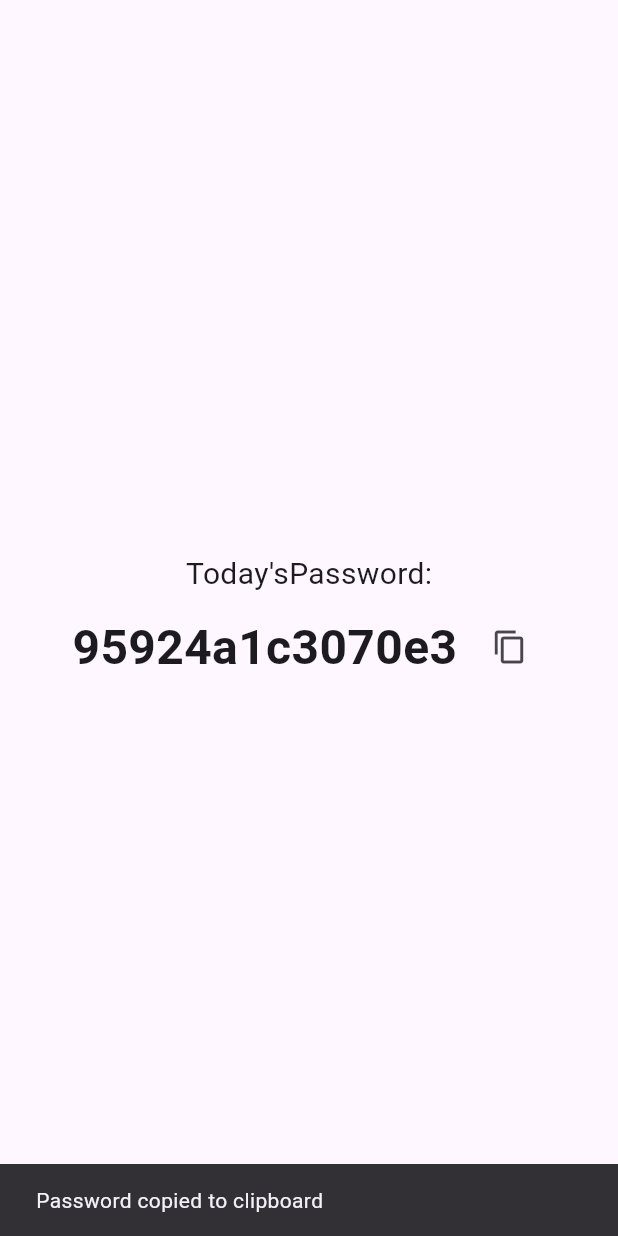
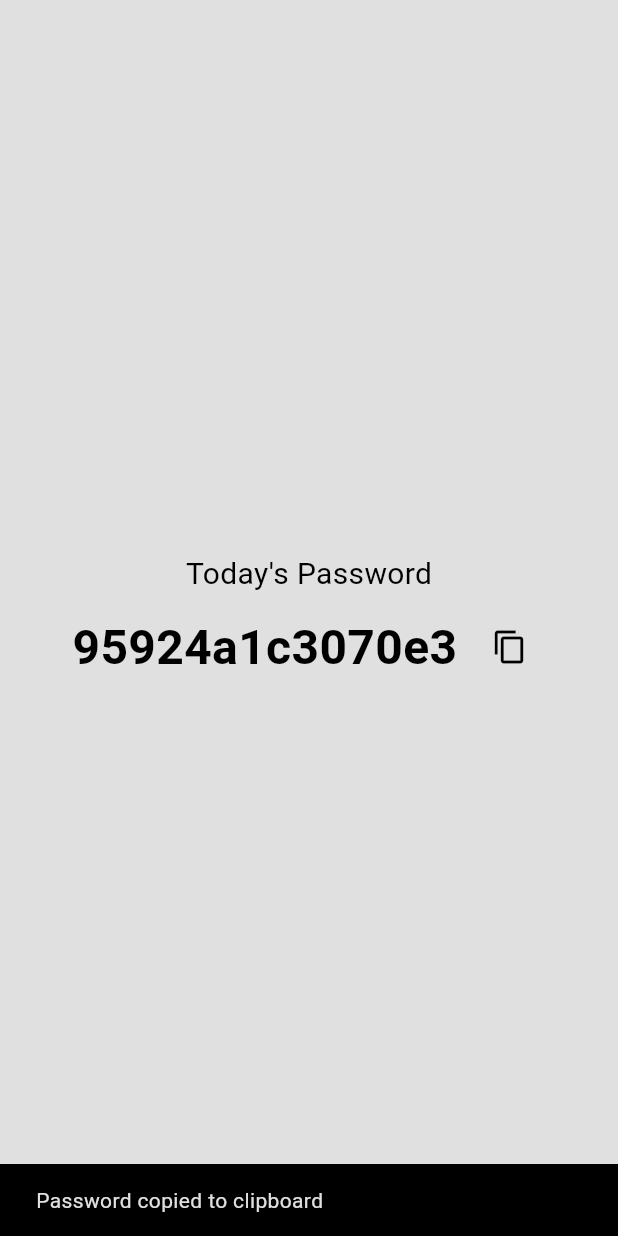
Before and after one commit to kamalkoranga/kaalpass, a Flutter app: the screen it shows after launch, after a tap on the "content copy" icon, on a phone screen of 412 x 824 dp. Run offline on Flutter 3.47's test engine with Material 3 defaults, Android fonts, the phone set to English and light mode, and no system bars; missing offline and left inert: home_widget.

Commit message:
added light and dark mode

```diff
--- a/lib/main.dart
+++ b/lib/main.dart
@@ -1,121 +1,26 @@
-import 'dart:async';
-import 'dart:convert';
-import 'package:crypto/crypto.dart';
 import 'package:flutter/material.dart';
-import 'package:flutter/services.dart';
-import 'package:home_widget/home_widget.dart';
+import 'package:kaal_pass/pages/home_page.dart';
+import 'package:kaal_pass/themes/theme_provider.dart';
+import 'package:provider/provider.dart';
 
 void main() {
-  runApp(DailyPasswordApp());
+  runApp(
+    ChangeNotifierProvider(
+      create: (context) => ThemeProvider(),
+      child: const MyApp(),
+    )
+  );
 }
 
-class DailyPasswordApp extends StatelessWidget {
-  const DailyPasswordApp({super.key});
+class MyApp extends StatelessWidget {
+  const MyApp({super.key});
 
   @override
   Widget build(BuildContext context) {
     return MaterialApp(
-      title: 'Daily Password',
-      home: PasswordScreen(),
       debugShowCheckedModeBanner: false,
+      home: const HomePage(),
+      theme: Provider.of<ThemeProvider>(context).themeData,
     );
   }
 }
-
-class PasswordScreen extends StatefulWidget {
-  @override
-  _PasswordScreenState createState() => _PasswordScreenState();
-}
-
-class _PasswordScreenState extends State<PasswordScreen> {
-  String appGroupId = "klka.kaalpass";
-  String androidWidgetName = "KaalPassWidget";
-  String dataKey = "today's_password";
-
-  final String secret = 'MY_SUPER_SECRET'; // Replace with your actual secret
-  String currentPassword = '';
-  Timer? midnightTimer;
-
-  @override
-  void initState() {
-    super.initState();
-    _updatePassword();
-    _scheduleMidnightUpdate();
-    HomeWidget.setAppGroupId(appGroupId);
-  }
-
-  void _updatePassword() async {
-    final now = DateTime.now();
-    final dateKey = '${now.year}-${now.month.toString().padLeft(2, '0')}-${now.day.toString().padLeft(2, '0')}';
-    final input = utf8.encode(secret + dateKey);
-    final hash = sha256.convert(input).toString();
-
-    final password = hash.replaceAll(RegExp(r'[^a-zA-Z0-9]'), '').substring(0, 14);
-
-    setState(() {
-      currentPassword = password;
-    });
-
-    await HomeWidget.saveWidgetData(dataKey, password);
-    await HomeWidget.updateWidget(
-      androidName: androidWidgetName
-    );
-  }
-
-  void _scheduleMidnightUpdate() {
-    final now = DateTime.now();
-    // Next midnight (start of next day)
-    final nextMidnight = DateTime(now.year, now.month, now.day).add(const Duration(days: 1));
-    final durationUntilMidnight = nextMidnight.difference(now);
-
-    midnightTimer?.cancel();
-    midnightTimer = Timer(durationUntilMidnight, () {
-      _updatePassword();
-      _scheduleMidnightUpdate(); // Reschedule for the next midnight
-    });
-  }
-
-  @override
-  void dispose() {
-    midnightTimer?.cancel();
-    super.dispose();
-  }
-
-  @override
-  Widget build(BuildContext context) {
-    return Scaffold(
-      body: Center(
-        child: Column(
-          mainAxisAlignment: MainAxisAlignment.center,
-          children: <Widget>[
-            Text('Today\'sPassword:', style: TextStyle(fontSize: 20)),
-            SizedBox(height: 10),
-            Row(
-              mainAxisAlignment: MainAxisAlignment.center,
-              children: [
-                SelectableText(
-                  currentPassword,
-                  style: TextStyle(fontSize: 32, fontWeight: FontWeight.bold),
-                ),
-                SizedBox(width: 8,),
-                IconButton(
-                  icon: Icon(Icons.copy),
-                  tooltip: 'Copy to clipboard',
-                  onPressed: () {
-                    Clipboard.setData(ClipboardData(text: currentPassword));
-                    ScaffoldMessenger.of(context).showSnackBar(
-                      SnackBar(
-                        content: Text('Password copied to clipboard'),
-                        duration: Duration(seconds: 1),
-                      )
-                    );
-                  },
-                )
-              ],
-            ),
-          ],
-        ),
-      ),
-    );
-  }
-}
--- /dev/null
+++ b/lib/pages/home_page.dart
@@ -0,0 +1,126 @@
+import 'dart:async';
+import 'dart:convert';
+import 'package:crypto/crypto.dart';
+import 'package:flutter/cupertino.dart';
+import 'package:flutter/material.dart';
+import 'package:flutter/services.dart';
+import 'package:home_widget/home_widget.dart';
+import 'package:kaal_pass/themes/theme_provider.dart';
+import 'package:provider/provider.dart';
+
+class HomePage extends StatefulWidget {
+  const HomePage({super.key});
+
+  @override
+  State<HomePage> createState() => _HomePageState();
+}
+
+class _HomePageState extends State<HomePage> {
+  String appGroupId = "klka.kaalpass";
+  String androidWidgetName = "KaalPassWidget";
+  String dataKey = "today's_password";
+
+  final String secret = 'MY_SUPER_SECRET'; // Replace with your actual secret
+  String currentPassword = '';
+  Timer? midnightTimer;
+
+  @override
+  void initState() {
+    super.initState();
+    _updatePassword();
+    _scheduleMidnightUpdate();
+    HomeWidget.setAppGroupId(appGroupId);
+  }
+
+  void _updatePassword() async {
+    final now = DateTime.now();
+    final dateKey = '${now.year}-${now.month.toString().padLeft(2, '0')}-${now.day.toString().padLeft(2, '0')}';
+    final input = utf8.encode(secret + dateKey);
+    final hash = sha256.convert(input).toString();
+
+    final password = hash.replaceAll(RegExp(r'[^a-zA-Z0-9]'), '').substring(0, 14);
+
+    setState(() {
+      currentPassword = password;
+    });
+
+    await HomeWidget.saveWidgetData(dataKey, password);
+    await HomeWidget.updateWidget(
+      androidName: androidWidgetName
+    );
+  }
+
+  void _scheduleMidnightUpdate() {
+    final now = DateTime.now();
+    // Next midnight (start of next day)
+    final nextMidnight = DateTime(now.year, now.month, now.day).add(const Duration(days: 1));
+    final durationUntilMidnight = nextMidnight.difference(now);
+
+    midnightTimer?.cancel();
+    midnightTimer = Timer(durationUntilMidnight, () {
+      _updatePassword();
+      _scheduleMidnightUpdate(); // Reschedule for the next midnight
+    });
+  }
+
+  @override
+  void dispose() {
+    midnightTimer?.cancel();
+    super.dispose();
+  }
+
+  @override
+  Widget build(BuildContext context) {
+    return Scaffold(
+      drawer: Drawer(
+        backgroundColor: Theme.of(context).colorScheme.surface,
+        child: Center(
+          child: CupertinoSwitch(
+            value: Provider.of<ThemeProvider>(context).isDarkMode,
+            onChanged: (value) => Provider.of<ThemeProvider>(context, listen: false).toggleTheme()
+          ),
+        ),
+      ),
+      body: Center(
+        child: Column(
+          mainAxisAlignment: MainAxisAlignment.center,
+          children: <Widget>[
+            Text(
+              'Today\'s Password',
+              style: TextStyle(
+                fontSize: 20
+              ),
+            ),
+            SizedBox(height: 10,),
+            Row(
+              mainAxisAlignment: MainAxisAlignment.center,
+              children: [
+                SelectableText(
+                  currentPassword,
+                  style: TextStyle(
+                    fontSize: 32,
+                    fontWeight: FontWeight.bold
+                  ),
+                ),
+                SizedBox(width: 8,),
+                IconButton(
+                 icon: Icon(Icons.copy),
+                 tooltip: 'Copy to Clipboard',
+                 onPressed: () {
+                  Clipboard.setData(ClipboardData(text: currentPassword));
+                  ScaffoldMessenger.of(context).showSnackBar(
+                    SnackBar(
+                      content: Text('Password copied to clipboard'),
+                      duration: Duration(seconds: 1),
+                    )
+                  );
+                 },
+                )
+              ],
+            )
+          ],
+        ),
+      ),
+    );
+  }
+}
--- /dev/null
+++ b/lib/themes/dark_mode.dart
@@ -0,0 +1,11 @@
+import 'package:flutter/material.dart';
+
+ThemeData darkMode = ThemeData(
+  colorScheme: ColorScheme.dark(
+    surface: Colors.grey.shade900,
+    primary: Colors.grey.shade600,
+    secondary: Colors.grey.shade700,
+    tertiary: Colors.grey.shade800,
+    inversePrimary: Colors.grey.shade300,
+  )
+);
--- /dev/null
+++ b/lib/themes/light_mode.dart
@@ -0,0 +1,11 @@
+import 'package:flutter/material.dart';
+
+ThemeData lightMode = ThemeData(
+  colorScheme: ColorScheme.light(
+    surface: Colors.grey.shade300,
+    primary: Colors.grey.shade500,
+    secondary: Colors.grey.shade200,
+    tertiary: Colors.white,
+    inversePrimary: Colors.grey.shade900,
+  )
+);
--- /dev/null
+++ b/lib/themes/theme_provider.dart
@@ -0,0 +1,21 @@
+import 'package:flutter/material.dart';
+import 'package:kaal_pass/themes/dark_mode.dart';
+import 'package:kaal_pass/themes/light_mode.dart';
+
+class ThemeProvider extends ChangeNotifier{
+  ThemeData _themeData = lightMode;
+  ThemeData get themeData => _themeData;
+  bool get isDarkMode => _themeData == darkMode;
+  set themeData(ThemeData themeData) {
+    _themeData = themeData;
+    notifyListeners();
+  }
+  void toggleTheme() {
+    if (_themeData == lightMode) {
+      _themeData = darkMode;
+    } else {
+      _themeData = lightMode;
+    }
+    notifyListeners();
+  }
+}
--- a/pubspec.yaml
+++ b/pubspec.yaml
@@ -35,6 +35,7 @@ dependencies:
   cupertino_icons: ^1.0.8
   home_widget: ^0.8.0
   shared_preferences: ^2.5.3
+  provider: ^6.1.5
 
 dev_dependencies:
   flutter_test:
```
Also changed, not shown: pubspec.lock, 1 other file.
